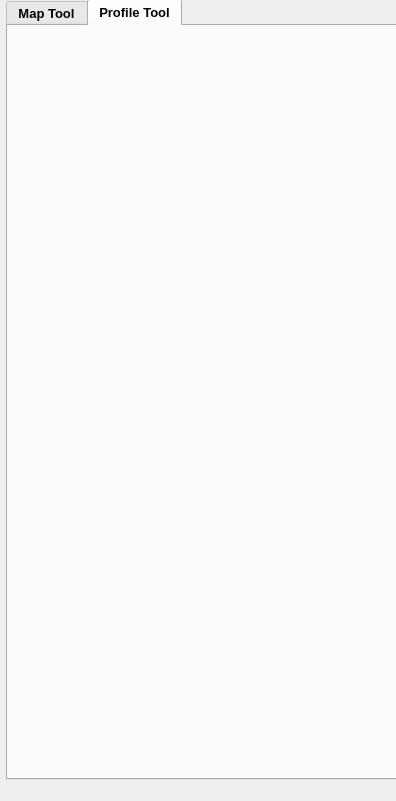
Above: mcd_visualizer_dockwidget_base_profiles.ui from davidsr21/mcd_visualizer before the change. Below: the same form after it.
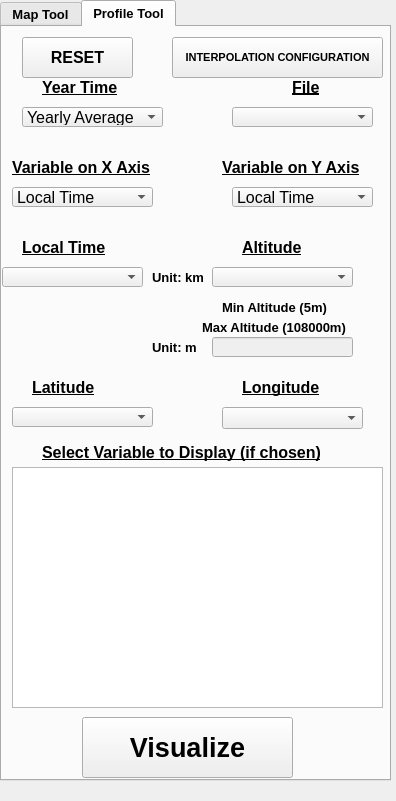
That is the form after the change. The open tabs and pages were chosen to show the change.

Commit message: Keeped working on profiles tool

Diff of the .ui file:
```diff
--- a/mcd_visualizer_dockwidget_base_profiles.ui
+++ b/mcd_visualizer_dockwidget_base_profiles.ui
@@ -37,8 +37,8 @@
    <widget class="QTabWidget" name="Tab">
     <property name="geometry">
      <rect>
-      <x>6</x>
-      <y>-1</y>
+      <x>0</x>
+      <y>0</y>
       <width>391</width>
       <height>781</height>
      </rect>
@@ -696,6 +696,691 @@
      <attribute name="title">
       <string>Profile Tool</string>
      </attribute>
+     <widget class="QLabel" name="Label_Epoca_2">
+      <property name="geometry">
+       <rect>
+        <x>40</x>
+        <y>50</y>
+        <width>111</width>
+        <height>21</height>
+       </rect>
+      </property>
+      <property name="font">
+       <font>
+        <pointsize>12</pointsize>
+        <weight>75</weight>
+        <bold>true</bold>
+        <underline>true</underline>
+        <kerning>true</kerning>
+       </font>
+      </property>
+      <property name="text">
+       <string>Year Time</string>
+      </property>
+     </widget>
+     <widget class="QLabel" name="Label_Archivo_2">
+      <property name="geometry">
+       <rect>
+        <x>290</x>
+        <y>50</y>
+        <width>81</width>
+        <height>20</height>
+       </rect>
+      </property>
+      <property name="font">
+       <font>
+        <pointsize>12</pointsize>
+        <weight>75</weight>
+        <bold>true</bold>
+        <underline>true</underline>
+        <kerning>true</kerning>
+       </font>
+      </property>
+      <property name="text">
+       <string>File</string>
+      </property>
+     </widget>
+     <widget class="QPushButton" name="Push_Reset_Profile">
+      <property name="geometry">
+       <rect>
+        <x>20</x>
+        <y>10</y>
+        <width>111</width>
+        <height>41</height>
+       </rect>
+      </property>
+      <property name="font">
+       <font>
+        <pointsize>12</pointsize>
+        <weight>75</weight>
+        <bold>true</bold>
+        <kerning>true</kerning>
+       </font>
+      </property>
+      <property name="text">
+       <string>RESET</string>
+      </property>
+     </widget>
+     <widget class="QComboBox" name="Combo_Epoca_Profile">
+      <property name="geometry">
+       <rect>
+        <x>20</x>
+        <y>80</y>
+        <width>141</width>
+        <height>20</height>
+       </rect>
+      </property>
+      <property name="font">
+       <font>
+        <pointsize>12</pointsize>
+        <weight>50</weight>
+        <bold>false</bold>
+        <kerning>true</kerning>
+       </font>
+      </property>
+      <item>
+       <property name="text">
+        <string>Yearly Average</string>
+       </property>
+      </item>
+      <item>
+       <property name="text">
+        <string>Cold</string>
+       </property>
+      </item>
+      <item>
+       <property name="text">
+        <string>Warm</string>
+       </property>
+      </item>
+      <item>
+       <property name="text">
+        <string>Stormy</string>
+       </property>
+      </item>
+      <item>
+       <property name="text">
+        <string>Martian Year 24 </string>
+       </property>
+      </item>
+      <item>
+       <property name="text">
+        <string>Martian Year 25</string>
+       </property>
+      </item>
+      <item>
+       <property name="text">
+        <string>Martian Year 26</string>
+       </property>
+      </item>
+      <item>
+       <property name="text">
+        <string>Martian Year 27</string>
+       </property>
+      </item>
+      <item>
+       <property name="text">
+        <string>Martian Year 28</string>
+       </property>
+      </item>
+      <item>
+       <property name="text">
+        <string>Martian Year 29</string>
+       </property>
+      </item>
+      <item>
+       <property name="text">
+        <string>Martian Year 30</string>
+       </property>
+      </item>
+      <item>
+       <property name="text">
+        <string>Martian Year 31</string>
+       </property>
+      </item>
+      <item>
+       <property name="text">
+        <string>Martian Year 32</string>
+       </property>
+      </item>
+      <item>
+       <property name="text">
+        <string>Martian Year 33</string>
+       </property>
+      </item>
+      <item>
+       <property name="text">
+        <string>Martian Year 34</string>
+       </property>
+      </item>
+      <item>
+       <property name="text">
+        <string>Martian Year 35</string>
+       </property>
+      </item>
+     </widget>
+     <widget class="QPushButton" name="Push_InterpConfig_Profile">
+      <property name="geometry">
+       <rect>
+        <x>170</x>
+        <y>10</y>
+        <width>211</width>
+        <height>41</height>
+       </rect>
+      </property>
+      <property name="font">
+       <font>
+        <pointsize>8</pointsize>
+        <weight>75</weight>
+        <bold>true</bold>
+        <kerning>true</kerning>
+       </font>
+      </property>
+      <property name="text">
+       <string>INTERPOLATION CONFIGURATION</string>
+      </property>
+     </widget>
+     <widget class="QComboBox" name="Combo_Archivo_Profile">
+      <property name="geometry">
+       <rect>
+        <x>230</x>
+        <y>80</y>
+        <width>141</width>
+        <height>20</height>
+       </rect>
+      </property>
+      <property name="font">
+       <font>
+        <pointsize>12</pointsize>
+        <weight>50</weight>
+        <bold>false</bold>
+        <kerning>true</kerning>
+       </font>
+      </property>
+     </widget>
+     <widget class="QLabel" name="Label_Altitud_12">
+      <property name="geometry">
+       <rect>
+        <x>220</x>
+        <y>270</y>
+        <width>171</width>
+        <height>21</height>
+       </rect>
+      </property>
+      <property name="font">
+       <font>
+        <pointsize>10</pointsize>
+        <weight>75</weight>
+        <bold>true</bold>
+        <underline>false</underline>
+        <kerning>true</kerning>
+       </font>
+      </property>
+      <property name="text">
+       <string>Min Altitude (5m)</string>
+      </property>
+     </widget>
+     <widget class="QLineEdit" name="Interpolate_Altitude_Profile">
+      <property name="enabled">
+       <bool>false</bool>
+      </property>
+      <property name="geometry">
+       <rect>
+        <x>210</x>
+        <y>310</y>
+        <width>141</width>
+        <height>20</height>
+       </rect>
+      </property>
+      <property name="font">
+       <font>
+        <pointsize>10</pointsize>
+        <weight>50</weight>
+        <bold>false</bold>
+        <kerning>true</kerning>
+       </font>
+      </property>
+      <property name="text">
+       <string/>
+      </property>
+     </widget>
+     <widget class="QLabel" name="Label_Hora_Local_2">
+      <property name="geometry">
+       <rect>
+        <x>20</x>
+        <y>210</y>
+        <width>111</width>
+        <height>21</height>
+       </rect>
+      </property>
+      <property name="font">
+       <font>
+        <pointsize>12</pointsize>
+        <weight>75</weight>
+        <bold>true</bold>
+        <underline>true</underline>
+        <kerning>true</kerning>
+       </font>
+      </property>
+      <property name="text">
+       <string>Local Time</string>
+      </property>
+     </widget>
+     <widget class="QLabel" name="Label_Altitud_13">
+      <property name="geometry">
+       <rect>
+        <x>200</x>
+        <y>290</y>
+        <width>171</width>
+        <height>21</height>
+       </rect>
+      </property>
+      <property name="font">
+       <font>
+        <pointsize>10</pointsize>
+        <weight>75</weight>
+        <bold>true</bold>
+        <underline>false</underline>
+        <kerning>true</kerning>
+       </font>
+      </property>
+      <property name="text">
+       <string>Max Altitude (108000m)</string>
+      </property>
+     </widget>
+     <widget class="QLabel" name="Label_Altitud_14">
+      <property name="geometry">
+       <rect>
+        <x>240</x>
+        <y>210</y>
+        <width>71</width>
+        <height>21</height>
+       </rect>
+      </property>
+      <property name="font">
+       <font>
+        <pointsize>12</pointsize>
+        <weight>75</weight>
+        <bold>true</bold>
+        <underline>true</underline>
+        <kerning>true</kerning>
+       </font>
+      </property>
+      <property name="text">
+       <string>Altitude</string>
+      </property>
+     </widget>
+     <widget class="QComboBox" name="Combo_Altitud_Profile">
+      <property name="geometry">
+       <rect>
+        <x>210</x>
+        <y>240</y>
+        <width>141</width>
+        <height>20</height>
+       </rect>
+      </property>
+      <property name="font">
+       <font>
+        <pointsize>12</pointsize>
+        <weight>50</weight>
+        <bold>false</bold>
+        <kerning>true</kerning>
+       </font>
+      </property>
+      <item>
+       <property name="text">
+        <string/>
+       </property>
+      </item>
+     </widget>
+     <widget class="QComboBox" name="Combo_Hora_Profile">
+      <property name="geometry">
+       <rect>
+        <x>0</x>
+        <y>240</y>
+        <width>141</width>
+        <height>20</height>
+       </rect>
+      </property>
+      <property name="font">
+       <font>
+        <pointsize>12</pointsize>
+        <weight>50</weight>
+        <bold>false</bold>
+        <kerning>true</kerning>
+       </font>
+      </property>
+      <property name="editable">
+       <bool>false</bool>
+      </property>
+      <property name="currentIndex">
+       <number>-1</number>
+      </property>
+      <property name="maxVisibleItems">
+       <number>12</number>
+      </property>
+     </widget>
+     <widget class="QLabel" name="Label_Latitud_2">
+      <property name="geometry">
+       <rect>
+        <x>30</x>
+        <y>350</y>
+        <width>91</width>
+        <height>21</height>
+       </rect>
+      </property>
+      <property name="font">
+       <font>
+        <pointsize>12</pointsize>
+        <weight>75</weight>
+        <bold>true</bold>
+        <underline>true</underline>
+        <kerning>true</kerning>
+       </font>
+      </property>
+      <property name="text">
+       <string>Latitude</string>
+      </property>
+     </widget>
+     <widget class="QLabel" name="Label_Longitud_2">
+      <property name="geometry">
+       <rect>
+        <x>240</x>
+        <y>350</y>
+        <width>101</width>
+        <height>21</height>
+       </rect>
+      </property>
+      <property name="font">
+       <font>
+        <pointsize>12</pointsize>
+        <weight>75</weight>
+        <bold>true</bold>
+        <underline>true</underline>
+        <kerning>true</kerning>
+       </font>
+      </property>
+      <property name="text">
+       <string>Longitude</string>
+      </property>
+     </widget>
+     <widget class="QListWidget" name="Combo_Variable_Profile">
+      <property name="geometry">
+       <rect>
+        <x>10</x>
+        <y>440</y>
+        <width>371</width>
+        <height>241</height>
+       </rect>
+      </property>
+      <property name="font">
+       <font>
+        <pointsize>9</pointsize>
+        <weight>75</weight>
+        <bold>true</bold>
+        <kerning>true</kerning>
+       </font>
+      </property>
+      <property name="focusPolicy">
+       <enum>Qt::ClickFocus</enum>
+      </property>
+      <property name="selectionMode">
+       <enum>QAbstractItemView::MultiSelection</enum>
+      </property>
+     </widget>
+     <widget class="QComboBox" name="Combo_Latitud_Profile">
+      <property name="geometry">
+       <rect>
+        <x>10</x>
+        <y>380</y>
+        <width>141</width>
+        <height>20</height>
+       </rect>
+      </property>
+      <property name="font">
+       <font>
+        <pointsize>12</pointsize>
+        <weight>50</weight>
+        <bold>false</bold>
+        <kerning>true</kerning>
+       </font>
+      </property>
+     </widget>
+     <widget class="QLabel" name="Label_Variable_2">
+      <property name="geometry">
+       <rect>
+        <x>40</x>
+        <y>410</y>
+        <width>311</width>
+        <height>31</height>
+       </rect>
+      </property>
+      <property name="font">
+       <font>
+        <pointsize>12</pointsize>
+        <weight>75</weight>
+        <bold>true</bold>
+        <underline>true</underline>
+        <kerning>true</kerning>
+       </font>
+      </property>
+      <property name="text">
+       <string>Select Variable to Display (if chosen)</string>
+      </property>
+     </widget>
+     <widget class="QComboBox" name="Combo_Longitud_Profile">
+      <property name="geometry">
+       <rect>
+        <x>220</x>
+        <y>380</y>
+        <width>141</width>
+        <height>22</height>
+       </rect>
+      </property>
+      <property name="font">
+       <font>
+        <pointsize>12</pointsize>
+        <weight>50</weight>
+        <bold>false</bold>
+        <kerning>true</kerning>
+       </font>
+      </property>
+     </widget>
+     <widget class="QPushButton" name="Push_Visualizar_Profile">
+      <property name="geometry">
+       <rect>
+        <x>80</x>
+        <y>690</y>
+        <width>211</width>
+        <height>61</height>
+       </rect>
+      </property>
+      <property name="font">
+       <font>
+        <pointsize>20</pointsize>
+        <weight>75</weight>
+        <bold>true</bold>
+        <kerning>true</kerning>
+       </font>
+      </property>
+      <property name="text">
+       <string>Visualize</string>
+      </property>
+     </widget>
+     <widget class="QLabel" name="Label_Epoca_3">
+      <property name="geometry">
+       <rect>
+        <x>10</x>
+        <y>130</y>
+        <width>151</width>
+        <height>21</height>
+       </rect>
+      </property>
+      <property name="font">
+       <font>
+        <pointsize>12</pointsize>
+        <weight>75</weight>
+        <bold>true</bold>
+        <underline>true</underline>
+        <kerning>true</kerning>
+       </font>
+      </property>
+      <property name="text">
+       <string>Variable on X Axis</string>
+      </property>
+     </widget>
+     <widget class="QLabel" name="Label_Epoca_4">
+      <property name="geometry">
+       <rect>
+        <x>220</x>
+        <y>130</y>
+        <width>151</width>
+        <height>21</height>
+       </rect>
+      </property>
+      <property name="font">
+       <font>
+        <pointsize>12</pointsize>
+        <weight>75</weight>
+        <bold>true</bold>
+        <underline>true</underline>
+        <kerning>true</kerning>
+       </font>
+      </property>
+      <property name="text">
+       <string>Variable on Y Axis</string>
+      </property>
+     </widget>
+     <widget class="QLabel" name="Label_Altitud_16">
+      <property name="geometry">
+       <rect>
+        <x>150</x>
+        <y>310</y>
+        <width>51</width>
+        <height>21</height>
+       </rect>
+      </property>
+      <property name="font">
+       <font>
+        <pointsize>10</pointsize>
+        <weight>75</weight>
+        <bold>true</bold>
+        <underline>false</underline>
+        <kerning>true</kerning>
+       </font>
+      </property>
+      <property name="text">
+       <string>Unit: m</string>
+      </property>
+     </widget>
+     <widget class="QLabel" name="Label_Altitud_17">
+      <property name="geometry">
+       <rect>
+        <x>150</x>
+        <y>240</y>
+        <width>51</width>
+        <height>21</height>
+       </rect>
+      </property>
+      <property name="font">
+       <font>
+        <pointsize>10</pointsize>
+        <weight>75</weight>
+        <bold>true</bold>
+        <underline>false</underline>
+        <kerning>true</kerning>
+       </font>
+      </property>
+      <property name="text">
+       <string>Unit: km</string>
+      </property>
+     </widget>
+     <widget class="QComboBox" name="Combo_Profile_X">
+      <property name="geometry">
+       <rect>
+        <x>10</x>
+        <y>160</y>
+        <width>141</width>
+        <height>20</height>
+       </rect>
+      </property>
+      <property name="font">
+       <font>
+        <pointsize>12</pointsize>
+        <weight>50</weight>
+        <bold>false</bold>
+        <kerning>true</kerning>
+       </font>
+      </property>
+      <item>
+       <property name="text">
+        <string>Local Time</string>
+       </property>
+      </item>
+      <item>
+       <property name="text">
+        <string>Altitude</string>
+       </property>
+      </item>
+      <item>
+       <property name="text">
+        <string>Latitude</string>
+       </property>
+      </item>
+      <item>
+       <property name="text">
+        <string>Longitude</string>
+       </property>
+      </item>
+      <item>
+       <property name="text">
+        <string>Variable</string>
+       </property>
+      </item>
+     </widget>
+     <widget class="QComboBox" name="Combo_Profile_Y">
+      <property name="geometry">
+       <rect>
+        <x>230</x>
+        <y>160</y>
+        <width>141</width>
+        <height>20</height>
+       </rect>
+      </property>
+      <property name="font">
+       <font>
+        <pointsize>12</pointsize>
+        <weight>50</weight>
+        <bold>false</bold>
+        <kerning>true</kerning>
+       </font>
+      </property>
+      <item>
+       <property name="text">
+        <string>Local Time</string>
+       </property>
+      </item>
+      <item>
+       <property name="text">
+        <string>Altitude</string>
+       </property>
+      </item>
+      <item>
+       <property name="text">
+        <string>Latitude</string>
+       </property>
+      </item>
+      <item>
+       <property name="text">
+        <string>Longitude</string>
+       </property>
+      </item>
+      <item>
+       <property name="text">
+        <string>Variable</string>
+       </property>
+      </item>
+     </widget>
     </widget>
    </widget>
   </widget>
```
Left out of the diff: 116 changed lines with no effect on the pictures. The commit also changes 2 other files.
